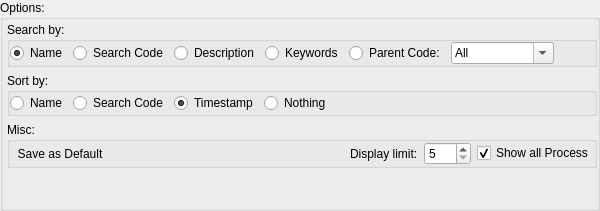
Old version of the form lib/ui/ui_search_options.ui in the repository listyque/TACTIC-Handler.
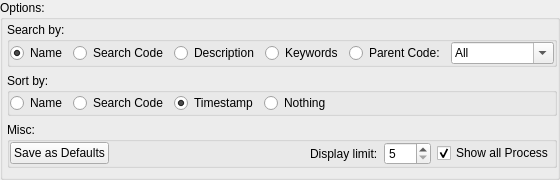
New version of the form.

```diff
--- a/lib/ui/ui_search_options.ui
+++ b/lib/ui/ui_search_options.ui
@@ -2,6 +2,14 @@
 <ui version="4.0">
  <class>searchOptionsGroupBox</class>
  <widget class="QGroupBox" name="searchOptionsGroupBox">
+  <property name="geometry">
+   <rect>
+    <x>0</x>
+    <y>0</y>
+    <width>539</width>
+    <height>180</height>
+   </rect>
+  </property>
   <property name="sizePolicy">
    <sizepolicy hsizetype="Preferred" vsizetype="Ignored">
     <horstretch>0</horstretch>
@@ -218,12 +226,9 @@
        <number>0</number>
       </property>
       <item>
-       <widget class="QToolButton" name="saveAsDefaultToolButton">
+       <widget class="QPushButton" name="saveAsDefaultsPushButton">
         <property name="text">
-         <string>Save as Default</string>
-        </property>
-        <property name="autoRaise">
-         <bool>true</bool>
+         <string>Save as Defaults</string>
         </property>
        </widget>
       </item>
```
Left out of the diff: 22 changed lines with no effect on the pictures.
